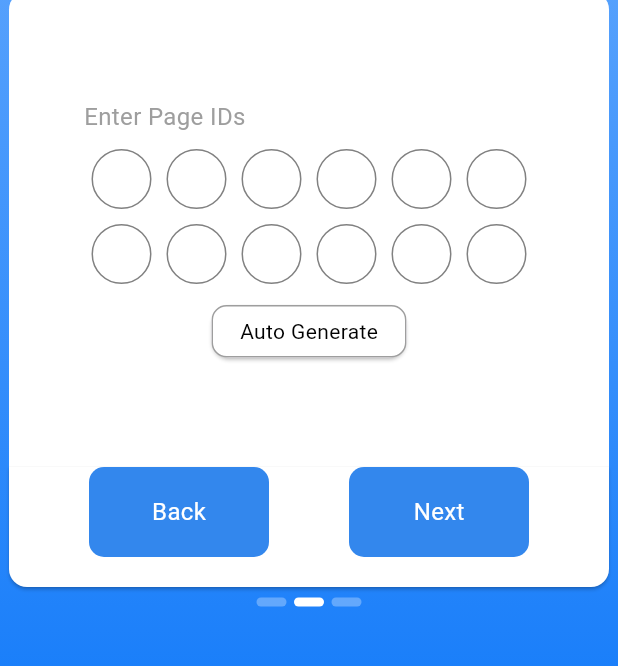
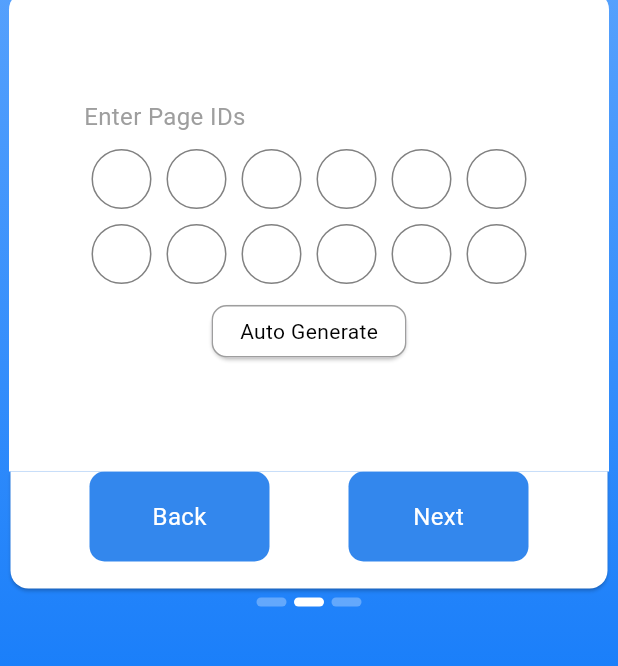
Before and after one commit to itsAliTahir/SIMULATION-PAGE-REPLACEMENT-POLICIES-COMPARISON-Operating-System-Project-, a Flutter app: the screen it shows after launch, after a tap on "Next", on a phone screen of 412 x 824 dp, the part 364-1030 px from its top. Run offline on Flutter 3.47's test engine with Material 3 defaults, Android fonts, the phone set to English and light mode, and no system bars; drawn by our look-alikes of carousel_indicator; our stand-ins replace delayed_display; missing offline and left inert: hovering.

Commit message:
border fixed

```diff
--- a/lib/Screens/home_page_widgets/index_screen.dart
+++ b/lib/Screens/home_page_widgets/index_screen.dart
@@ -75,13 +75,13 @@
                 ),
               ),
               Positioned(
-                top: 377,
+                top: 379,
                 child: Container(
                   width: 400,
                   height: 80,
-                  decoration: const BoxDecoration(
-                      // color: Colors.white,
-                      borderRadius: BorderRadius.only(
+                  decoration: BoxDecoration(
+                      border: Border.all(color: Colors.transparent),
+                      borderRadius: const BorderRadius.only(
                           bottomLeft: Radius.circular(12),
                           bottomRight: Radius.circular(12),
                           topLeft: Radius.circular(0),
```
